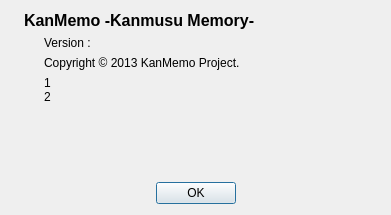
ioriayane/KanmusuMemory, file aboutdialog.ui: the form before one commit.
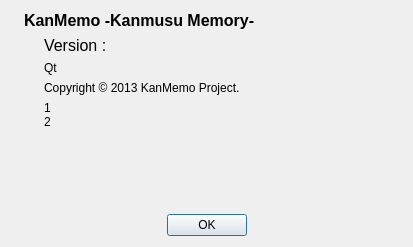
The form after the commit. Icons and pictures are not drawn.

Commit message: add Qt version on About dialog

```diff
--- a/aboutdialog.ui
+++ b/aboutdialog.ui
@@ -6,8 +6,8 @@
    <rect>
     <x>0</x>
     <y>0</y>
-    <width>391</width>
-    <height>215</height>
+    <width>413</width>
+    <height>247</height>
    </rect>
   </property>
   <property name="windowTitle">
@@ -71,11 +71,23 @@
           <layout class="QVBoxLayout" name="verticalLayout">
            <item>
             <widget class="QLabel" name="versionLabel">
+             <property name="font">
+              <font>
+               <pointsize>12</pointsize>
+              </font>
+             </property>
              <property name="text">
               <string>Version : </string>
              </property>
             </widget>
            </item>
+           <item>
+            <widget class="QLabel" name="qtVersionLabel">
+             <property name="text">
+              <string>Qt</string>
+             </property>
+            </widget>
+           </item>
            <item>
             <widget class="QLabel" name="label_3">
              <property name="text">
```
The commit also changes 1 other file.
